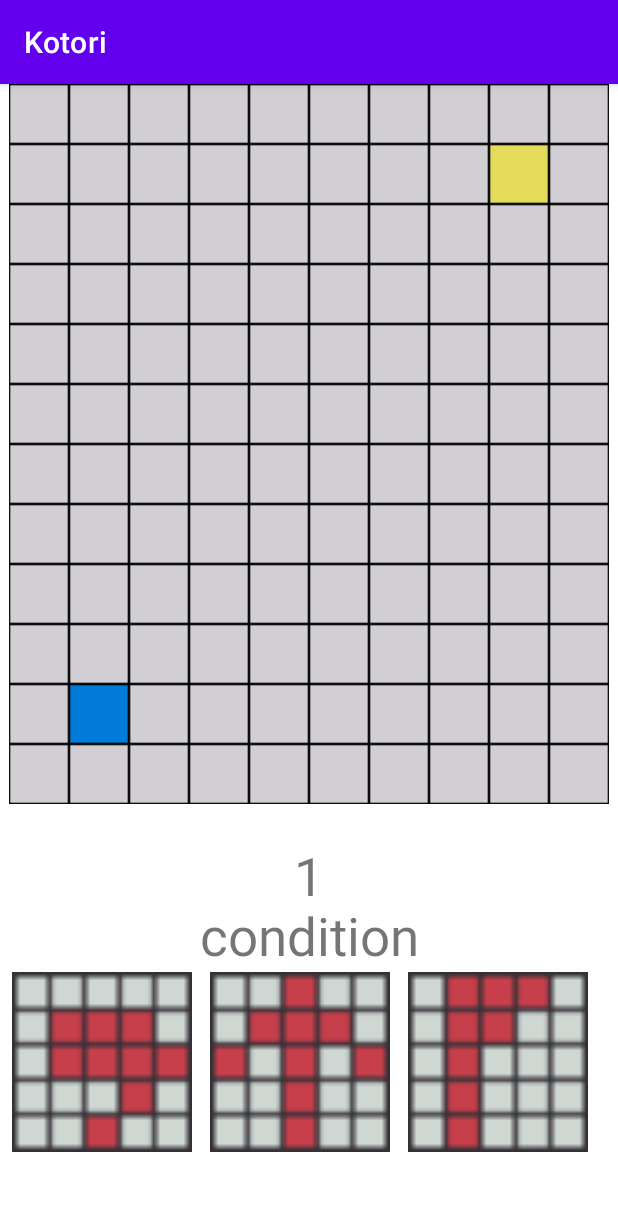
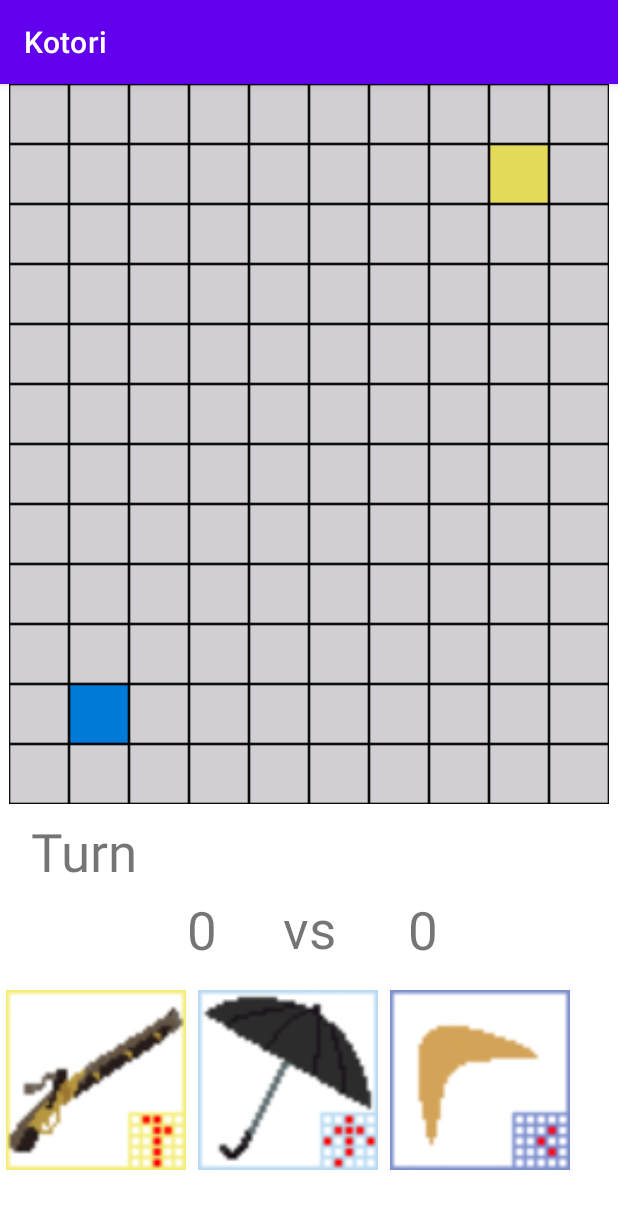
Before and after one commit to yoyoinoyoi/NawaBattlerOld, an Android app: the screen it shows after launch (BattleActivity), after a tap on an icon or button, on a phone screen of 412 x 824 dp. Shown: the top 1209 px of the screen. Run offline under Robolectric (Android 15) with nearby library versions, the phone set to English and light mode, and no system bars; 1 other tap on this screen came first.

Commit message:
カードの画像変更・追加

```diff
--- a/app/src/main/java/com/example/kotori/BattleActivity.kt
+++ b/app/src/main/java/com/example/kotori/BattleActivity.kt
@@ -10,12 +10,6 @@ import android.widget.TextView
 
 class BattleActivity : AppCompatActivity() {
 
-    // グリッド情報
-    var gridmap_base = Array(12){ Array(10){condition.Empty} }
-    // グリッドで選択されたマスの座標. (-1, -1) は初期値
-    var selectedCoordinate = intArrayOf(-1, -1)
-    // プレイヤー1のデッキ
-    var player1deck = mutableListOf<Card>()
     // どちらのターンかを識別する
     var nowTurn = condition.Player1
     // 現在グリッドを操作しているか
@@ -23,13 +17,17 @@ class BattleActivity : AppCompatActivity() {
     // 現在カードを操作しているか
     var cardflag = false
     // 選択されたカードの識別番号
-    public var selectedCardId = -1
-    // 選択されたカードの効果
-    public var selectedCardStatus = Array(5){ intArrayOf(0, 0, 0, 0, 0) }
+    var selectedCardId = -1
+    // 選択されたカードの能力(回転させるときなどに一時的に保持するため)
+    var selectedCardRange = Array(5){ mutableListOf(0, 0, 0, 0, 0) }
 
     // 初期化
+
+    // グリッド情報
+    var gridmap_base = Array(12){ Array(10){condition.Empty} }
     val gridmap = GridMap(gridmap_base)
     val deckField1 = DeckField()
+    val deckField2 = DeckField()
 
     override fun onCreate(savedInstanceState: Bundle?) {
         super.onCreate(savedInstanceState)
@@ -42,7 +40,8 @@ class BattleActivity : AppCompatActivity() {
         val d1 = intArrayOf(0, 1, 0, 1, 0)
         val e1 = intArrayOf(0, 0, 1, 0, 0)
         val grid1 = arrayOf(a1, b1, c1, d1, e1)
-        deckField1.deck.add(Card(R.drawable.pallagon, grid1))
+        deckField1.deck.add(Card(R.drawable.palagon, grid1))
+        deckField2.deck.add(Card(R.drawable.palagon, grid1))
 
         val a2 = intArrayOf(0, 0, 1, 0, 0)
         val b2 = intArrayOf(0, 1, 1, 1, 0)
@@ -51,35 +50,40 @@ class BattleActivity : AppCompatActivity() {
         val e2 = intArrayOf(0, 0, 1, 0, 0)
         val grid2 = arrayOf(a2, b2, c2, d2, e2)
         deckField1.deck.add(Card(R.drawable.parasol, grid2))
+        deckField2.deck.add(Card(R.drawable.parasol, grid2))
 
-        val a3 = intArrayOf(0, 1, 1, 1, 0)
-        val b3 = intArrayOf(0, 1, 1, 0, 0)
-        val c3 = intArrayOf(0, 1, 0, 0, 0)
-        val d3 = intArrayOf(0, 1, 0, 0, 0)
-        val e3 = intArrayOf(0, 1, 0, 0, 0)
+        val a3 = intArrayOf(0, 0, 0, 0, 0)
+        val b3 = intArrayOf(0, 0, 0, 1, 0)
+        val c3 = intArrayOf(0, 0, 1, 0, 0)
+        val d3 = intArrayOf(0, 0, 0, 1, 0)
+        val e3 = intArrayOf(0, 0, 0, 0, 0)
         val grid3 = arrayOf(a3, b3, c3, d3, e3)
-        deckField1.deck.add(Card(R.drawable.flag, grid3))
+        deckField1.deck.add(Card(R.drawable.boomerang, grid3))
+        deckField2.deck.add(Card(R.drawable.boomerang, grid3))
 
-        val a4 = intArrayOf(0, 0, 0, 0, 0)
-        val b4 = intArrayOf(0, 1, 0, 1, 0)
-        val c4 = intArrayOf(1, 1, 1, 1, 1)
-        val d4 = intArrayOf(0, 1, 0, 1, 0)
-        val e4 = intArrayOf(0, 0, 0, 0, 0)
-        val grid4 = arrayOf(a4, b4, c4, d4, e4)
-        deckField1.deck.add(Card(R.drawable.crab, grid4))
+        val a6 = intArrayOf(0, 0, 0, 0, 0)
+        val b6 = intArrayOf(0, 0, 1, 0, 0)
+        val c6 = intArrayOf(0, 1, 1, 1, 0)
+        val d6 = intArrayOf(0, 0, 1, 0, 0)
+        val e6 = intArrayOf(0, 0, 0, 0, 0)
+        val grid6 = arrayOf(a6, b6, c6, d6, e6)
+        deckField1.deck.add(Card(R.drawable.bomb, grid6))
+        deckField2.deck.add(Card(R.drawable.bomb, grid6))
 
-        val a5 = intArrayOf(0, 0, 0, 0, 0)
-        val b5 = intArrayOf(0, 1, 1, 1, 0)
-        val c5 = intArrayOf(0, 1, 1, 1, 1)
-        val d5 = intArrayOf(0, 0, 0, 1, 0)
-        val e5 = intArrayOf(0, 0, 1, 0, 0)
-        val grid5 = arrayOf(a5, b5, c5, d5, e5)
-        deckField1.deck.add(Card(R.drawable.thinking, grid5))
+        val a7 = intArrayOf(0, 1, 1, 0, 0)
+        val b7 = intArrayOf(0, 0, 1, 1, 0)
+        val c7 = intArrayOf(0, 0, 1, 0, 0)
+        val d7 = intArrayOf(0, 0, 1, 0, 0)
+        val e7 = intArrayOf(0, 0, 1, 0, 0)
+        val grid7 = arrayOf(a7, b7, c7, d7, e7)
+        deckField1.deck.add(Card(R.drawable.hinawaju, grid7))
+        deckField2.deck.add(Card(R.drawable.hinawaju, grid7))
 
 
         // フロントへ更新
         updategrid(gridmap.gridmap)
         deckField1.reload()
+        deckField2.reload()
         setCard(deckField1.imageArray())
     }
 
@@ -93,7 +97,6 @@ class BattleActivity : AppCompatActivity() {
         }
 
         // クリックしたボタンを座標に変換
-        val dataText: TextView = findViewById (R.id.result)
         val index = idtoindex(view)
         val selectedRange = deckField1.deck[deckField1.handCard[selectedCardId]].Range
 
@@ -104,17 +107,15 @@ class BattleActivity : AppCompatActivity() {
             updategrid(gridmap.gridmap)
             setCard(deckField1.imageArray())
             changePlayer()
+
+            conputerTurn(gridmap.gridmap)
+
             cardflag = false
-        }
-        else{
-            dataText.text = "そこにはおけません"
         }
     }
 
     // 画面下のカードをクリックしたとき、その情報を引き渡す
     fun onClickCard(view: View){
-
-        val dataText: TextView = findViewById (R.id.data)
 
         // クリックしたカードの能力を取り出す
         val clickButton = when(view.id){
@@ -126,20 +127,17 @@ class BattleActivity : AppCompatActivity() {
 
         // カードが何もない時には何もしない
         if (deckField1.handCard[clickButton] == -1){
-            dataText.text = "not select"
             cardflag = false
             return
         }
 
         // 同じカードを連続でクリックした場合にはキャンセルする
         if (cardflag && (clickButton == selectedCardId)){
-            dataText.text = "cancel"
             cardflag = false
             return
         }
 
         selectedCardId = clickButton
-        dataText.text = clickButton.toString()
         cardflag = true
     }
 
@@ -183,4 +181,10 @@ class BattleActivity : AppCompatActivity() {
             nowTurn = condition.Player1
         }
     }
+
+    // コンピュータが実行するとき
+    private fun conputerTurn(gridmap: Array<Array<condition>>) {
+        // deck はdeckField2 を用いる
+
+    }
 }
--- /dev/null
+++ b/app/src/main/java/com/example/kotori/DeckActivity.kt
@@ -0,0 +1,16 @@
+package com.example.kotori
+
+import android.annotation.SuppressLint
+import androidx.appcompat.app.AppCompatActivity
+import android.os.Bundle
+import android.widget.ImageButton
+import android.widget.LinearLayout
+
+class DeckActivity : AppCompatActivity() {
+
+    @SuppressLint("ResourceAsColor")
+    override fun onCreate(savedInstanceState: Bundle?) {
+        super.onCreate(savedInstanceState)
+
+    }
+}
--- a/app/src/main/java/com/example/kotori/MainActivity.kt
+++ b/app/src/main/java/com/example/kotori/MainActivity.kt
@@ -24,7 +24,7 @@ class MainActivity : AppCompatActivity() {
 
     // 実行ボタンタップ時
     fun onButtonSub(view: View?){
-        val intent = Intent(this, SubActivity::class.java)
+        val intent = Intent(this, DeckActivity::class.java)
         startActivity(intent)
     }
 
--- a/app/src/main/java/com/example/kotori/SubActivity.kt
+++ /dev/null
@@ -1,51 +0,0 @@
-package com.example.kotori
-
-import android.annotation.SuppressLint
-import androidx.appcompat.app.AppCompatActivity
-import android.os.Bundle
-import android.widget.ImageButton
-import android.widget.LinearLayout
-
-class SubActivity : AppCompatActivity() {
-
-    @SuppressLint("ResourceAsColor")
-    override fun onCreate(savedInstanceState: Bundle?) {
-        super.onCreate(savedInstanceState)
-
-        val row = LinearLayout(this)
-        val column = LinearLayout(this)
-
-        row.orientation = LinearLayout.VERTICAL
-        column.orientation = LinearLayout.HORIZONTAL
-
-        row.layoutParams =
-            LinearLayout.LayoutParams(LinearLayout.LayoutParams.WRAP_CONTENT, LinearLayout.LayoutParams.WRAP_CONTENT)
-        column.layoutParams =
-            LinearLayout.LayoutParams(LinearLayout.LayoutParams.WRAP_CONTENT, LinearLayout.LayoutParams.WRAP_CONTENT)
-        val imageButton = Array(8){ arrayOfNulls<ImageButton?>(8) }
-        //val imageButton = arrayOf<Array<ImageButton>>()
-
-        for (i in 0..7)
-            for (j in 0..7)
-                imageButton[i][j] = ImageButton(this)
-
-
-        for (i in 0..7) {
-            for (j in 0..7) {
-                imageButton[i][j]!!.setImageResource(R.drawable.gray)
-                imageButton[i][j]!!.layoutParams = LinearLayout.LayoutParams(35, 35)
-                if ((j + 1) % 2 != 0) {
-                    if ((i + 1) % 2 != 0)
-                        imageButton[i][j]!!.setBackgroundColor(R.color.blue)
-                    else
-                        imageButton[i][j]!!.setBackgroundColor(R.color.yellow)
-                } else {
-                    if ((i + 1) % 2 != 0)
-                        imageButton[i][j]!!.setBackgroundColor(R.color.yellow)
-                    else
-                        imageButton[i][j]!!.setBackgroundColor(R.color.blue)
-                }
-            }
-        }
-    }
-}
--- a/app/src/main/res/layout/activity_sub.xml
+++ b/app/src/main/res/layout/activity_deck.xml
@@ -7,7 +7,7 @@
     android:layout_height="match_parent"
     android:orientation="vertical"
     android:id="@+id/Main_layout"
-    tools:context=".SubActivity">
+    tools:context=".DeckActivity">
 
     <TextView
         android:id="@+id/title"
--- a/app/src/main/res/layout/activity_main.xml
+++ b/app/src/main/res/layout/activity_main.xml
@@ -28,7 +28,7 @@
         android:layout_height="wrap_content"
         android:layout_gravity="center_horizontal"
         android:onClick="onButtonSub"
-        android:text="@string/move"
+        android:text="@string/gotodeck"
         app:layout_constraintBottom_toBottomOf="parent"
         app:layout_constraintEnd_toEndOf="parent"
         app:layout_constraintStart_toStartOf="parent"
--- a/app/src/main/res/layout/battle_field.xml
+++ b/app/src/main/res/layout/battle_field.xml
@@ -1,6 +1,5 @@
 <?xml version="1.0" encoding="utf-8"?>
-<androidx.constraintlayout.widget.ConstraintLayout
-    xmlns:android="http://schemas.android.com/apk/res/android"
+<androidx.constraintlayout.widget.ConstraintLayout xmlns:android="http://schemas.android.com/apk/res/android"
     xmlns:app="http://schemas.android.com/apk/res-auto"
     xmlns:tools="http://schemas.android.com/tools"
     android:layout_width="match_parent"
@@ -862,65 +861,91 @@
     </GridLayout>
 
     <TextView
-        android:id="@+id/data"
+        android:id="@+id/Turn"
         android:layout_width="wrap_content"
         android:layout_height="wrap_content"
         android:layout_gravity="center_horizontal"
-        android:layout_marginTop="24dp"
-        android:text="@string/string_condition"
+        android:layout_marginTop="8dp"
+        android:text="@string/Turn"
         android:textSize="35sp"
         app:layout_constraintEnd_toEndOf="parent"
+        app:layout_constraintHorizontal_bias="0.06"
         app:layout_constraintStart_toStartOf="parent"
         app:layout_constraintTop_toBottomOf="@+id/gridLayout2"
         tools:ignore="MissingConstraints" />
 
     <TextView
-        android:id="@+id/result"
+        android:id="@+id/player1"
         android:layout_width="wrap_content"
         android:layout_height="wrap_content"
         android:layout_gravity="center_horizontal"
-        android:layout_marginTop="64dp"
-        android:text="@string/string_condition"
+        android:layout_marginTop="60dp"
+        android:text="@string/initscore"
+        android:textSize="35sp"
+        app:layout_constraintEnd_toStartOf="@+id/versus"
+        app:layout_constraintHorizontal_bias="0.738"
+        app:layout_constraintStart_toStartOf="parent"
+        app:layout_constraintTop_toBottomOf="@+id/gridLayout2"
+        tools:ignore="MissingConstraints" />
+
+    <TextView
+        android:id="@+id/versus"
+        android:layout_width="wrap_content"
+        android:layout_height="wrap_content"
+        android:layout_gravity="center_horizontal"
+        android:layout_marginTop="4dp"
+        android:text="@string/versus"
         android:textSize="35sp"
         app:layout_constraintEnd_toEndOf="parent"
+        app:layout_constraintStart_toStartOf="parent"
+        app:layout_constraintTop_toBottomOf="@+id/Turn"
+        tools:ignore="MissingConstraints" />
+
+    <TextView
+        android:id="@+id/player2"
+        android:layout_width="wrap_content"
+        android:layout_height="wrap_content"
+        android:layout_gravity="center_horizontal"
+        android:layout_marginStart="272dp"
+        android:layout_marginTop="60dp"
+        android:text="@string/initscore"
+        android:textSize="35sp"
         app:layout_constraintStart_toStartOf="parent"
         app:layout_constraintTop_toBottomOf="@+id/gridLayout2"
         tools:ignore="MissingConstraints" />
 
     <ImageButton
         android:id="@+id/cardbutton1"
-        android:onClick="onClickCard"
         android:layout_width="120dp"
         android:layout_height="120dp"
-        android:layout_marginStart="8dp"
-        android:layout_marginTop="112dp"
+        android:layout_marginStart="4dp"
+        android:layout_marginTop="124dp"
         android:background="@drawable/white"
+        android:onClick="onClickCard"
         app:layout_constraintStart_toStartOf="parent"
         app:layout_constraintTop_toBottomOf="@+id/gridLayout2"
         tools:ignore="MissingConstraints" />
 
     <ImageButton
         android:id="@+id/cardbutton2"
-        android:onClick="onClickCard"
         android:layout_width="120dp"
         android:layout_height="120dp"
-        android:layout_marginStart="12dp"
-        android:layout_marginTop="112dp"
+        android:layout_marginStart="8dp"
+        android:layout_marginTop="124dp"
         android:background="@drawable/white"
+        android:onClick="onClickCard"
         app:layout_constraintStart_toEndOf="@+id/cardbutton1"
         app:layout_constraintTop_toBottomOf="@+id/gridLayout2"
         tools:ignore="MissingConstraints" />
 
     <ImageButton
         android:id="@+id/cardbutton3"
-        android:onClick="onClickCard"
         android:layout_width="120dp"
         android:layout_height="120dp"
-        android:layout_marginStart="12dp"
-        android:layout_marginTop="112dp"
+        android:layout_marginStart="8dp"
+        android:layout_marginTop="124dp"
         android:background="@drawable/white"
-        app:layout_constraintEnd_toEndOf="parent"
-        app:layout_constraintHorizontal_bias="0.0"
+        android:onClick="onClickCard"
         app:layout_constraintStart_toEndOf="@+id/cardbutton2"
         app:layout_constraintTop_toBottomOf="@+id/gridLayout2"
         tools:ignore="MissingConstraints" />
--- a/app/src/main/res/values/strings.xml
+++ b/app/src/main/res/values/strings.xml
@@ -8,4 +8,8 @@
     <string name="white">white</string>
     <string name="string_condition">condition</string>
     <string name="gotobattle">Battle!</string>
+    <string name="gotodeck">Deck</string>
+    <string name="Turn">Turn</string>
+    <string name="versus">vs</string>
+    <string name="initscore">0</string>
 </resources>
```
Also changed, not shown: app/src/main/res/drawable/bomb.jpg (added), app/src/main/res/drawable/boomerang.jpg (added), app/src/main/res/drawable/hinawaju.jpg (added), app/src/main/res/drawable/palagon.jpg (added), app/src/main/res/drawable/pallagon.png (deleted), app/src/main/res/drawable/parasol.jpg (added), app/src/main/res/drawable/parasol.png (deleted).
